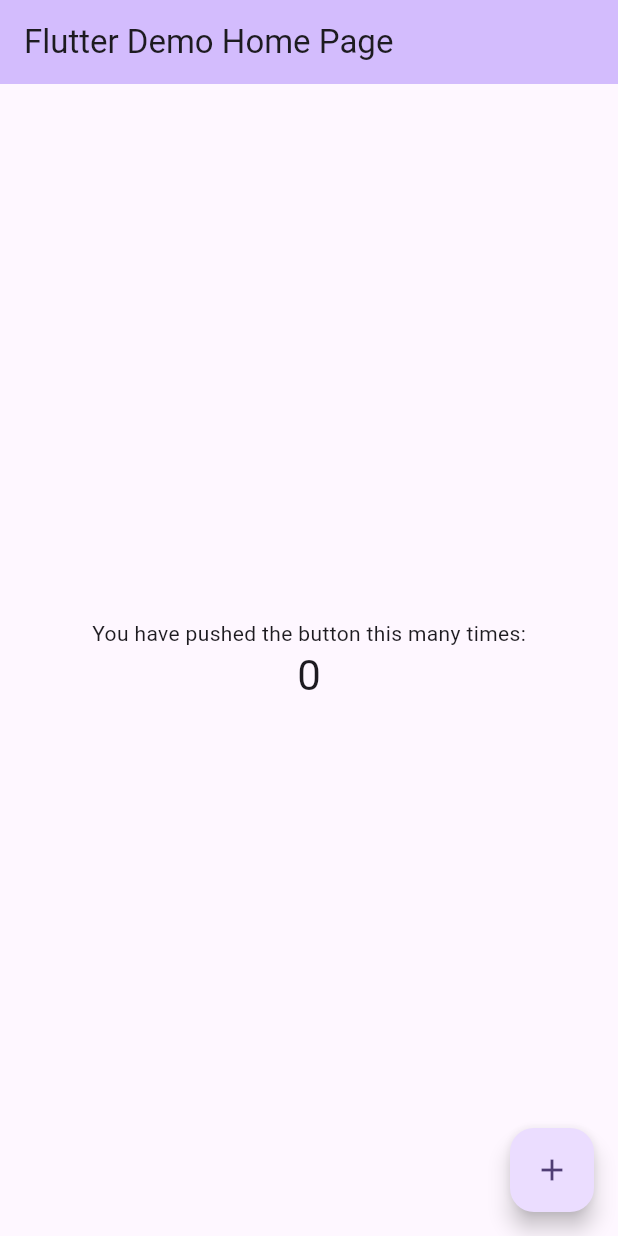
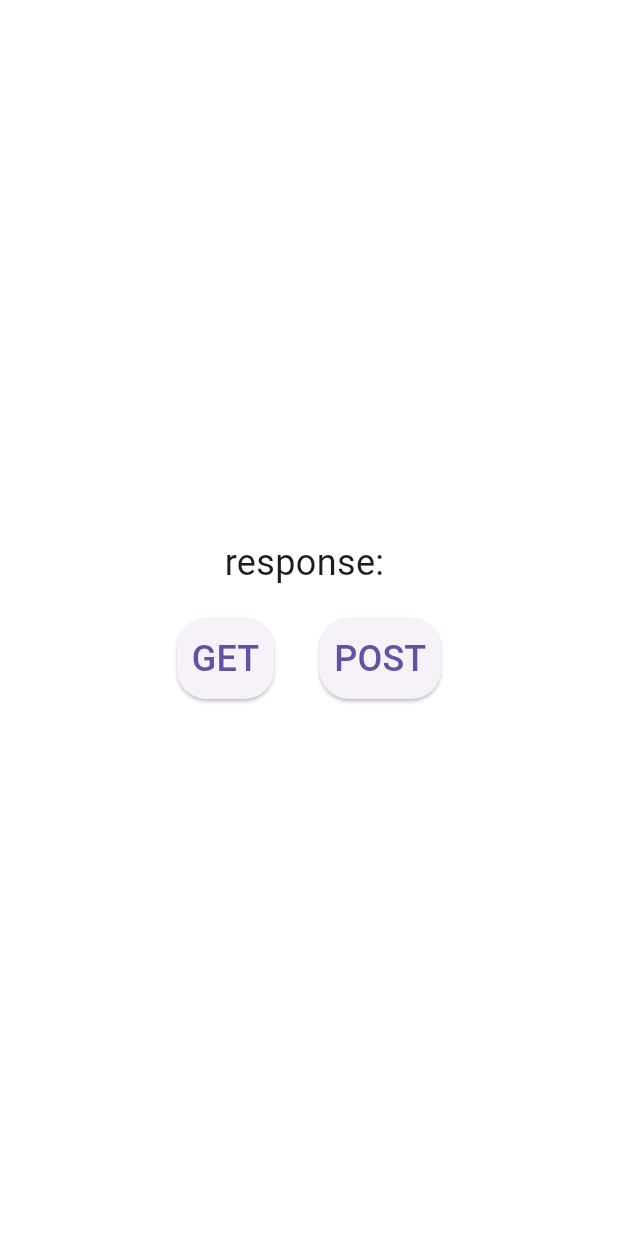
Before and after one commit to Felix-0901/api_app, a Flutter app: the screen it shows after launch, on a phone screen of 412 x 824 dp. Run offline on Flutter 3.47's test engine with Material 3 defaults, Android fonts, the light colour scheme and no system bars.

Commit message:
頁面排版及載入函式庫完成

```diff
--- a/lib/main.dart
+++ b/lib/main.dart
@@ -1,122 +1,98 @@
 import 'package:flutter/material.dart';
+import 'package:http/http.dart' as http;
+import 'dart:convert';
 
 void main() {
-  runApp(const MyApp());
+  runApp(MyApp());
 }
 
 class MyApp extends StatelessWidget {
-  const MyApp({super.key});
-
-  // This widget is the root of your application.
   @override
   Widget build(BuildContext context) {
     return MaterialApp(
-      title: 'Flutter Demo',
-      theme: ThemeData(
-        // This is the theme of your application.
-        //
-        // TRY THIS: Try running your application with "flutter run". You'll see
-        // the application has a purple toolbar. Then, without quitting the app,
-        // try changing the seedColor in the colorScheme below to Colors.green
-        // and then invoke "hot reload" (save your changes or press the "hot
-        // reload" button in a Flutter-supported IDE, or press "r" if you used
-        // the command line to start the app).
-        //
-        // Notice that the counter didn't reset back to zero; the application
-        // state is not lost during the reload. To reset the state, use hot
-        // restart instead.
-        //
-        // This works for code too, not just values: Most code changes can be
-        // tested with just a hot reload.
-        colorScheme: ColorScheme.fromSeed(seedColor: Colors.deepPurple),
-      ),
-      home: const MyHomePage(title: 'Flutter Demo Home Page'),
+      title: "API APP",
+      debugShowCheckedModeBanner: false,
+      home: HomeScreen(),
     );
   }
 }
 
-class MyHomePage extends StatefulWidget {
-  const MyHomePage({super.key, required this.title});
-
-  // This widget is the home page of your application. It is stateful, meaning
-  // that it has a State object (defined below) that contains fields that affect
-  // how it looks.
-
-  // This class is the configuration for the state. It holds the values (in this
-  // case the title) provided by the parent (in this case the App widget) and
-  // used by the build method of the State. Fields in a Widget subclass are
-  // always marked "final".
-
-  final String title;
-
+class HomeScreen extends StatefulWidget {
   @override
-  State<MyHomePage> createState() => _MyHomePageState();
+  State<StatefulWidget> createState() {
+    return _HomeScreenState();
+  }
 }
 
-class _MyHomePageState extends State<MyHomePage> {
-  int _counter = 0;
-
-  void _incrementCounter() {
-    setState(() {
-      // This call to setState tells the Flutter framework that something has
-      // changed in this State, which causes it to rerun the build method below
-      // so that the display can reflect the updated values. If we changed
-      // _counter without calling setState(), then the build method would not be
-      // called again, and so nothing would appear to happen.
-      _counter++;
-    });
-  }
+class _HomeScreenState extends State<HomeScreen> {
+  String res = "";
 
   @override
   Widget build(BuildContext context) {
-    // This method is rerun every time setState is called, for instance as done
-    // by the _incrementCounter method above.
-    //
-    // The Flutter framework has been optimized to make rerunning build methods
-    // fast, so that you can just rebuild anything that needs updating rather
-    // than having to individually change instances of widgets.
     return Scaffold(
-      appBar: AppBar(
-        // TRY THIS: Try changing the color here to a specific color (to
-        // Colors.amber, perhaps?) and trigger a hot reload to see the AppBar
-        // change color while the other colors stay the same.
-        backgroundColor: Theme.of(context).colorScheme.inversePrimary,
-        // Here we take the value from the MyHomePage object that was created by
-        // the App.build method, and use it to set our appbar title.
-        title: Text(widget.title),
-      ),
+      backgroundColor: Colors.white,
       body: Center(
-        // Center is a layout widget. It takes a single child and positions it
-        // in the middle of the parent.
         child: Column(
-          // Column is also a layout widget. It takes a list of children and
-          // arranges them vertically. By default, it sizes itself to fit its
-          // children horizontally, and tries to be as tall as its parent.
-          //
-          // Column has various properties to control how it sizes itself and
-          // how it positions its children. Here we use mainAxisAlignment to
-          // center the children vertically; the main axis here is the vertical
-          // axis because Columns are vertical (the cross axis would be
-          // horizontal).
-          //
-          // TRY THIS: Invoke "debug painting" (choose the "Toggle Debug Paint"
-          // action in the IDE, or press "p" in the console), to see the
-          // wireframe for each widget.
-          mainAxisAlignment: MainAxisAlignment.center,
-          children: <Widget>[
-            const Text('You have pushed the button this many times:'),
+          mainAxisSize:  MainAxisSize.min,
+          children: [
             Text(
-              '$_counter',
-              style: Theme.of(context).textTheme.headlineMedium,
+              "response: $res",
+              style: TextStyle(
+                fontSize: 24,
+              ),
             ),
+
+            SizedBox(
+              height: 20,
+            ),
+
+            Row(
+              mainAxisSize: MainAxisSize.min,
+              children: [
+                ElevatedButton(
+                  onPressed: () {
+
+                  },
+                  style: ElevatedButton.styleFrom(
+                    padding: EdgeInsets.all(10),
+                    shape: RoundedRectangleBorder(
+                      borderRadius: BorderRadius.circular(20),
+                    ),
+                  ),
+                  child: Text(
+                    "GET",
+                    style: TextStyle(
+                      fontSize: 24,
+                    ),
+                  )
+                ),
+
+                SizedBox(
+                  width: 30,
+                ),
+
+                ElevatedButton(
+                  onPressed: () {
+
+                  },
+                  style: ElevatedButton.styleFrom(
+                    padding: EdgeInsets.all(10),
+                    shape: RoundedRectangleBorder(
+                      borderRadius: BorderRadius.circular(20),
+                    ),
+                  ),
+                  child: Text(
+                    "POST",
+                    style: TextStyle(
+                      fontSize: 24,
+                    ),
+                  )
+                ),
+              ],
+            )
           ],
         ),
       ),
-      floatingActionButton: FloatingActionButton(
-        onPressed: _incrementCounter,
-        tooltip: 'Increment',
-        child: const Icon(Icons.add),
-      ), // This trailing comma makes auto-formatting nicer for build methods.
     );
   }
 }
--- a/pubspec.yaml
+++ b/pubspec.yaml
@@ -30,6 +30,8 @@ environment:
 dependencies:
   flutter:
     sdk: flutter
+
+  http: ^0.13.5
 
   # The following adds the Cupertino Icons font to your application.
   # Use with the CupertinoIcons class for iOS style icons.
```
Also changed, not shown: pubspec.lock, 1 other file.
